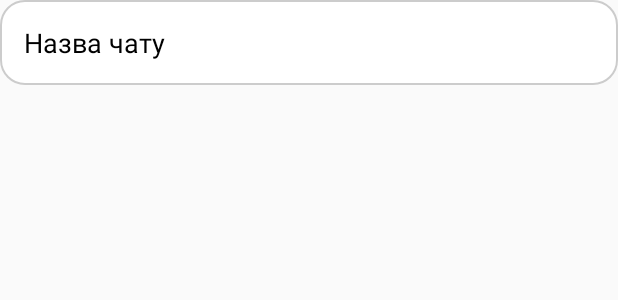
After one commit to SergioKostyukov/SimpleChatMobileUI, an Android app built with Jetpack Compose: the layout item_chat.xml on its own in the app's theme, with its tools: preview values and no code run, on a phone screen of 412 x 824 dp. The commit adds this screen. Shown: the top 300 px of the screen. Run offline under Robolectric (Android 15) with nearby library versions, the phone set to English and light mode, and no system bars.

Commit message:
Updated chat and message view

```diff
--- a/app/src/main/java/com/example/simplechatmobile/model/Message.kt
+++ b/app/src/main/java/com/example/simplechatmobile/model/Message.kt
@@ -4,6 +4,7 @@ data class Message(
     val id: Int,
     val chat: Int,
     val sender: Int,
+    val sender_name: String,
     val content: String,
     val timestamp: String
 )
--- a/app/src/main/java/com/example/simplechatmobile/ui/pages/AuthActivity.kt
+++ b/app/src/main/java/com/example/simplechatmobile/ui/pages/AuthActivity.kt
@@ -19,9 +19,7 @@ import retrofit2.Response
 class AuthActivity : AppCompatActivity() {
     override fun onCreate(savedInstanceState: Bundle?) {
         super.onCreate(savedInstanceState)
-        Log.d("AuthActivity", "onCreate started")
         setContentView(R.layout.activity_auth)
-        Log.d("AuthActivity", "layout loaded")
 
         val emailInput = findViewById<EditText>(R.id.editTextEmail)
         val passwordInput = findViewById<EditText>(R.id.editTextPassword)
--- a/app/src/main/java/com/example/simplechatmobile/ui/pages/ChatActivity.kt
+++ b/app/src/main/java/com/example/simplechatmobile/ui/pages/ChatActivity.kt
@@ -15,11 +15,11 @@ import com.example.simplechatmobile.util.SessionManager
 import retrofit2.Call
 import retrofit2.Callback
 import retrofit2.Response
-import android.widget.ArrayAdapter
+import com.example.simplechatmobile.ui.adapters.MessageAdapter
 
 class ChatActivity : AppCompatActivity() {
     private var chatId: Int = -1
-    private var senderId: Int = 1 // змінити на ID поточного користувача
+    private var senderId: Int = 1
 
     override fun onCreate(savedInstanceState: Bundle?) {
         super.onCreate(savedInstanceState)
@@ -39,7 +39,7 @@ class ChatActivity : AppCompatActivity() {
                 override fun onResponse(call: Call<List<Message>>, response: Response<List<Message>>) {
                     if (response.isSuccessful) {
                         val messages = response.body() ?: emptyList()
-                        val adapter = ArrayAdapter(this@ChatActivity, android.R.layout.simple_list_item_1, messages.map { it.content })
+                        val adapter = MessageAdapter(this@ChatActivity, messages)
                         listView.adapter = adapter
                     }
                 }
--- a/app/src/main/java/com/example/simplechatmobile/ui/pages/ChatListActivity.kt
+++ b/app/src/main/java/com/example/simplechatmobile/ui/pages/ChatListActivity.kt
@@ -2,7 +2,7 @@ package com.example.simplechatmobile.ui.pages
 
 import android.content.Intent
 import android.os.Bundle
-import android.widget.ArrayAdapter
+import com.example.simplechatmobile.ui.adapters.ChatAdapter
 import android.widget.ListView
 import android.widget.Toast
 import androidx.appcompat.app.AppCompatActivity
@@ -29,7 +29,7 @@ class ChatListActivity : AppCompatActivity() {
             override fun onResponse(call: Call<List<Chat>>, response: Response<List<Chat>>) {
                 if (response.isSuccessful) {
                     val chats = response.body() ?: emptyList()
-                    val adapter = ArrayAdapter(this@ChatListActivity, android.R.layout.simple_list_item_1, chats.map { it.name })
+                    val adapter = ChatAdapter(this@ChatListActivity, chats)
                     listView.adapter = adapter
                     listView.setOnItemClickListener { _, _, position, _ ->
                         val chat = chats[position]
--- /dev/null
+++ b/app/src/main/res/drawable/chat_item_background.xml
@@ -0,0 +1,16 @@
+<?xml version="1.0" encoding="utf-8"?>
+<selector xmlns:android="http://schemas.android.com/apk/res/android">
+    <item android:state_pressed="true">
+        <shape android:shape="rectangle">
+            <solid android:color="#E0E0E0" />
+            <corners android:radius="16dp" />
+        </shape>
+    </item>
+    <item>
+        <shape android:shape="rectangle">
+            <solid android:color="#FFFFFF" />
+            <corners android:radius="16dp" />
+            <stroke android:color="#CCCCCC" android:width="1dp" />
+        </shape>
+    </item>
+</selector>
--- /dev/null
+++ b/app/src/main/res/drawable/message_item_background.xml
@@ -0,0 +1,6 @@
+<!-- res/drawable/message_background.xml -->
+<shape xmlns:android="http://schemas.android.com/apk/res/android" android:shape="rectangle">
+    <solid android:color="#E0F7FA" />
+    <corners android:radius="16dp" />
+    <stroke android:width="1dp" android:color="#B2EBF2"/>
+</shape>
--- /dev/null
+++ b/app/src/main/res/layout/item_chat.xml
@@ -0,0 +1,17 @@
+<?xml version="1.0" encoding="utf-8"?>
+<LinearLayout xmlns:android="http://schemas.android.com/apk/res/android"
+    android:layout_width="match_parent"
+    android:layout_height="wrap_content"
+    android:layout_marginBottom="12dp"
+    android:background="@drawable/chat_item_background"
+    android:padding="16dp"
+    android:orientation="vertical">
+
+    <TextView
+        android:id="@+id/textViewChatName"
+        android:layout_width="wrap_content"
+        android:layout_height="wrap_content"
+        android:text="Назва чату"
+        android:textSize="18sp"
+        android:textColor="#000000" />
+</LinearLayout>
--- a/app/src/main/res/values/colors.xml
+++ b/app/src/main/res/values/colors.xml
@@ -10,4 +10,6 @@
     <color name="primary">#6200EE</color>
     <color name="primary_dark">#3700B3</color>
     <color name="accent">#03DAC5</color>
+    <color name="chat_item_default">#E3F2FD</color>
+    <color name="chat_item_pressed">#BBDEFB</color>
 </resources>
```
Also changed, not shown: app/src/main/java/com/example/simplechatmobile/ui/adapters/ChatAdapter.kt (added, +27 -0 lines), app/src/main/java/com/example/simplechatmobile/ui/adapters/MessageAdapter.kt (added, +29 -0 lines), app/src/main/res/drawable/chat_item_selector.xml (added, +8 -0 lines), app/src/main/res/layout/item_message.xml (added, +26 -0 lines), 1 other file.
